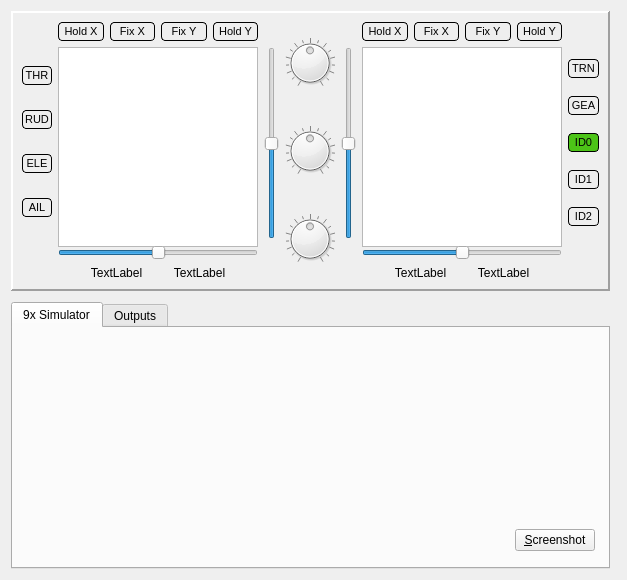
Above: src/simulatordialog.ui from roberto1903/companion9x before the change. Below: the same form after it.
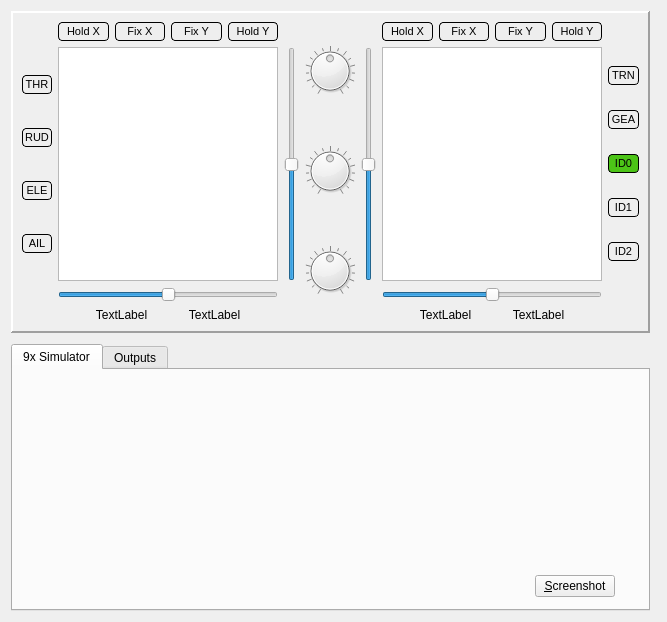
That is the form after the change. Icons and pictures are not drawn. Custom widgets are drawn as their Qt base class.

Commit message: Simulator dialog small problems

The edit to the form file:
```diff
--- a/src/simulatordialog.ui
+++ b/src/simulatordialog.ui
@@ -6,8 +6,8 @@
    <rect>
     <x>0</x>
     <y>0</y>
-    <width>611</width>
-    <height>569</height>
+    <width>667</width>
+    <height>622</height>
    </rect>
   </property>
   <property name="sizePolicy">
@@ -18,7 +18,7 @@
   </property>
   <property name="maximumSize">
    <size>
-    <width>690</width>
+    <width>739</width>
     <height>16777215</height>
    </size>
   </property>
@@ -33,21 +33,21 @@
    <item row="0" column="0">
     <widget class="QFrame" name="controlFrame">
      <property name="sizePolicy">
-      <sizepolicy hsizetype="Minimum" vsizetype="Fixed">
+      <sizepolicy hsizetype="Preferred" vsizetype="Preferred">
        <horstretch>0</horstretch>
        <verstretch>0</verstretch>
       </sizepolicy>
      </property>
      <property name="minimumSize">
       <size>
-       <width>599</width>
+       <width>0</width>
        <height>0</height>
       </size>
      </property>
      <property name="maximumSize">
       <size>
        <width>16777215</width>
-       <height>280</height>
+       <height>16777215</height>
       </size>
      </property>
      <property name="frameShape">
@@ -79,8 +79,8 @@
          <widget class="QGraphicsView" name="leftStick">
           <property name="minimumSize">
            <size>
-            <width>200</width>
-            <height>200</height>
+            <width>220</width>
+            <height>220</height>
            </size>
           </property>
           <property name="verticalScrollBarPolicy">
@@ -409,8 +409,8 @@
          <widget class="QGraphicsView" name="rightStick">
           <property name="minimumSize">
            <size>
-            <width>200</width>
-            <height>200</height>
+            <width>220</width>
+            <height>220</height>
            </size>
           </property>
           <property name="verticalScrollBarPolicy">
@@ -893,7 +893,7 @@
        <string>9x Simulator</string>
       </attribute>
       <layout class="QGridLayout" name="gridLayout_5">
-       <item row="0" column="2">
+       <item row="0" column="1">
         <layout class="QGridLayout" name="gridLayout_3">
          <property name="sizeConstraint">
           <enum>QLayout::SetMinimumSize</enum>
@@ -1049,49 +1049,7 @@
          </property>
         </spacer>
        </item>
-       <item row="2" column="2">
-        <spacer name="verticalSpacer">
-         <property name="orientation">
-          <enum>Qt::Vertical</enum>
-         </property>
-         <property name="sizeHint" stdset="0">
-          <size>
-           <width>20</width>
-           <height>1</height>
-          </size>
-         </property>
-        </spacer>
-       </item>
-       <item row="0" column="1">
-        <spacer name="horizontalSpacer_6">
-         <property name="orientation">
-          <enum>Qt::Horizontal</enum>
-         </property>
-         <property name="sizeType">
-          <enum>QSizePolicy::Expanding</enum>
-         </property>
-         <property name="sizeHint" stdset="0">
-          <size>
-           <width>0</width>
-           <height>185</height>
-          </size>
-         </property>
-        </spacer>
-       </item>
-       <item row="0" column="3">
-        <spacer name="horizontalSpacer">
-         <property name="orientation">
-          <enum>Qt::Horizontal</enum>
-         </property>
-         <property name="sizeHint" stdset="0">
-          <size>
-           <width>0</width>
-           <height>185</height>
-          </size>
-         </property>
-        </spacer>
-       </item>
-       <item row="1" column="2">
+       <item row="1" column="1">
         <layout class="QHBoxLayout" name="horizontalLayout_8">
          <item>
           <spacer name="horizontalSpacer_3">
@@ -1125,7 +1083,7 @@
          </item>
         </layout>
        </item>
-       <item row="0" column="4">
+       <item row="0" column="2">
         <spacer name="horizontalSpacer_5">
          <property name="orientation">
           <enum>Qt::Horizontal</enum>
```
The commit also changes 1 other file.
